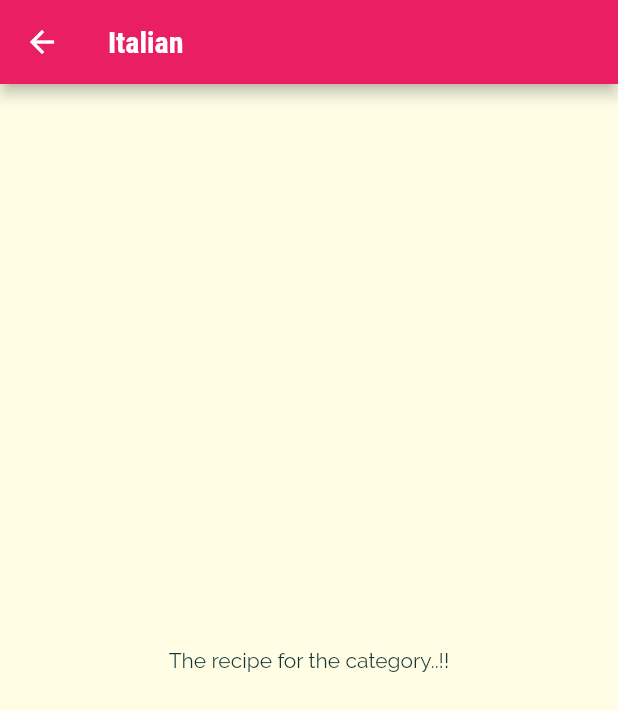
After one commit to dsadasivani/meal_app, a Flutter app: the screen it shows after launch, after a tap on "Italian", on a phone screen of 412 x 824 dp. The commit adds this screen. Shown: the top 711 px of the screen. Run offline on Flutter 3.47's test engine with Material 2 defaults, Android fonts, the phone set to English and light mode, and no system bars.

Commit message:
navigating to different page

```diff
--- a/lib/categories_screen.dart
+++ b/lib/categories_screen.dart
@@ -13,6 +13,7 @@ class CategoriesScreen extends StatelessWidget {
         padding: const EdgeInsets.all(25),
         children: DUMMY_CATEGORIES
             .map((data) => CategoryItem(
+                  data.id,
                   data.title,
                   data.color,
                 ))
--- a/lib/category_item.dart
+++ b/lib/category_item.dart
@@ -1,17 +1,34 @@
 import 'package:flutter/material.dart';
+import 'package:flutter_complete_guide/category_meals_screen.dart';
 
 class CategoryItem extends StatelessWidget {
+  final String id;
   final String title;
   final Color color;
 
   CategoryItem(
+    this.id,
     this.title,
     this.color,
   );
 
+  void selectCategory(BuildContext ctx) {
+    Navigator.of(ctx).push(
+      MaterialPageRoute(
+        builder: (_) {
+          return CategoryMealsScreen(id, title);
+        },
+      ),
+    );
+  }
+
   @override
   Widget build(BuildContext context) {
-    return Container(
+    return InkWell(
+      onTap: () => selectCategory(context),
+      splashColor: Theme.of(context).primaryColor,
+      borderRadius: BorderRadius.circular(15),
+      child: Container(
         padding: const EdgeInsets.all(15),
         child: Text(
           title,
@@ -28,6 +45,7 @@ class CategoryItem extends StatelessWidget {
           ),
           borderRadius: BorderRadius.circular(15),
         ),
+      ),
     );
   }
 }
--- /dev/null
+++ b/lib/category_meals_screen.dart
@@ -0,0 +1,20 @@
+import 'package:flutter/material.dart';
+
+class CategoryMealsScreen extends StatelessWidget {
+  final String id;
+  final String title;
+
+  CategoryMealsScreen(this.id, this.title);
+
+  @override
+  Widget build(BuildContext context) {
+    return Scaffold(
+      appBar: AppBar(
+        title: Text(title),
+      ),
+      body: Center(
+        child: Text('The recipe for the category..!!'),
+      ),
+    );
+  }
+}
```
Lines whose indentation alone changed are shown as unchanged.
